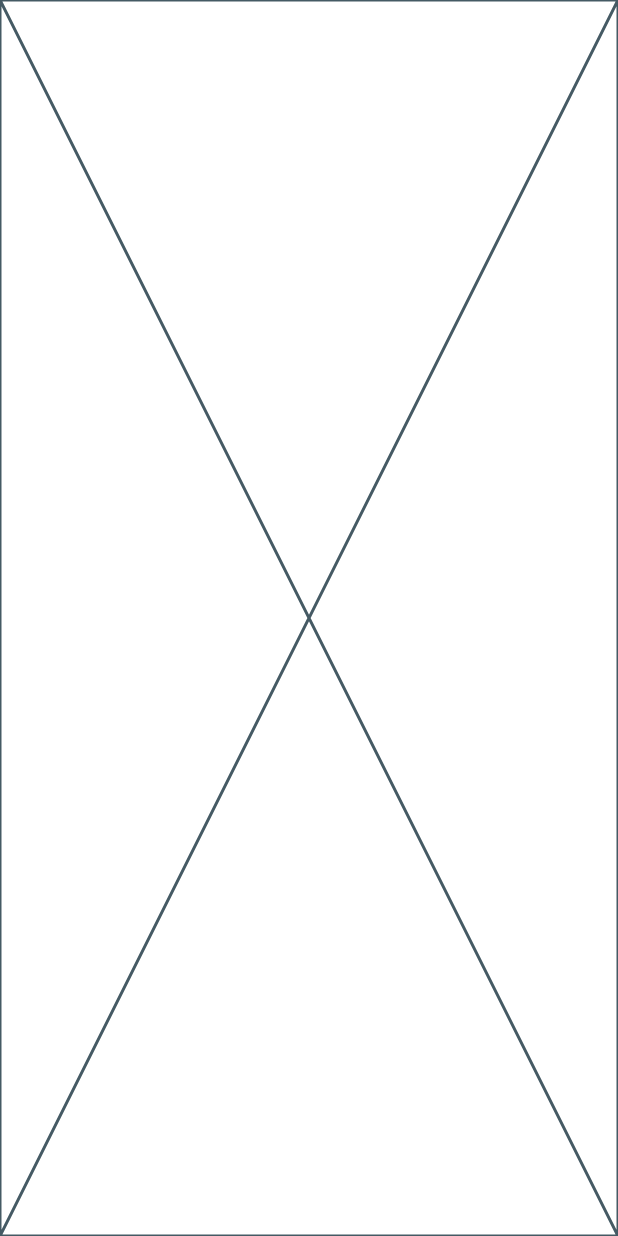
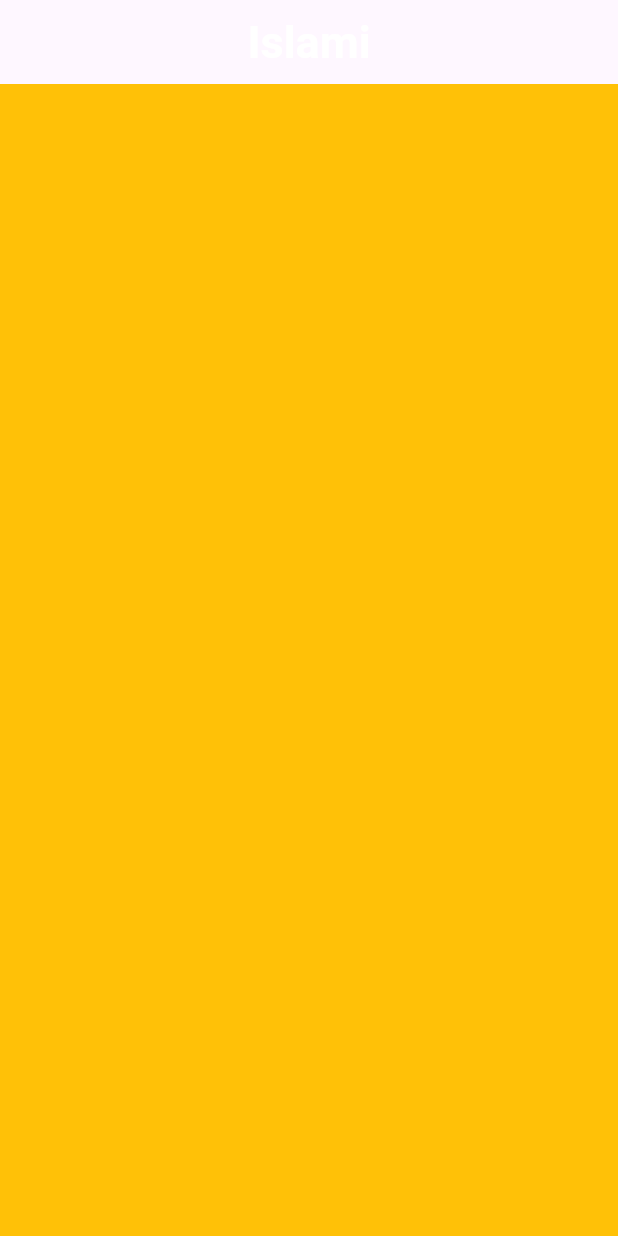
Before and after one commit to YAYAISMAIL/Flutter-Project----islamy_app_recap, a Flutter app: the screen it shows after launch, on a phone screen of 412 x 824 dp. Run offline on Flutter 3.47's test engine with Material 3 defaults, Android fonts, the phone set to English and light mode, and no system bars.

Commit message:
2- Add StyleSheet - HomeScreen dart file empty

```diff
--- /dev/null
+++ b/lib/Home/home_screen.dart
@@ -0,0 +1,19 @@
+import 'package:flutter/material.dart';
+
+class HomeScreen extends StatelessWidget {
+  static const String routeName = "HomeScreen";
+
+  const HomeScreen({super.key});
+
+  @override
+  Widget build(BuildContext context) {
+    return Scaffold(
+      appBar: AppBar(
+        title: Text("Islami"),
+      ),
+      body: Container(
+        color: Colors.amber,
+      ),
+    );
+  }
+}
--- a/lib/main.dart
+++ b/lib/main.dart
@@ -1,4 +1,6 @@
 import 'package:flutter/material.dart';
+import 'package:islamy_app_re_cap/Home/home_screen.dart';
+import 'package:islamy_app_re_cap/style.dart';
 
 void main() {
   runApp(const MyApp());
@@ -9,6 +11,13 @@ class MyApp extends StatelessWidget {
 
   @override
   Widget build(BuildContext context) {
-    return const Placeholder();
+    return MaterialApp(
+      debugShowCheckedModeBanner: false,
+      locale: Locale("en"),
+      title: "Islamy App",
+      theme: MyTheme.myTheme,
+      routes: {HomeScreen.routeName: (context) => HomeScreen()},
+      initialRoute: HomeScreen.routeName,
+    );
   }
 }
--- /dev/null
+++ b/lib/style.dart
@@ -0,0 +1,52 @@
+import 'package:flutter/material.dart';
+
+class MyTheme {
+  //Light Mode Color:
+  static const Color primaryColorLightMode = Color(0xffB7935F);
+  static const Color selectedItemColorLightMode = Color(0xff242424);
+  static const Color unSelectedItemColorLightMode = Color(0xffffffff);
+  static const Color fontColorLightMode = Color(0xff242424);
+  static const Color btnFontColorLightMode = Color(0xffFFFFFF);
+  static const Color iconColorLightMode = Color(0xffB7935F);
+  static const Color navBarColorLightMode = Color(0xffB7935F);
+
+  //Dark Mode Color:
+  static const Color primaryColorDarkMode = Color(0xffB7935F);
+  static const Color selectedItemColorDarkMode = Color(0xff242424);
+  static const Color unSelectedItemColorDarkMode = Color(0xffffffff);
+  static const Color fontColorDarkMode = Color(0xff242424);
+  static const Color btnFontColorDarkMode = Color(0xffFFFFFF);
+  static const Color iconColorDarkMode = Color(0xffB7935F);
+  static const Color navBarColorDarkMode = Color(0xffB7935F);
+
+  static ThemeData myTheme = ThemeData(
+      //AppBar Style
+      appBarTheme: const AppBarTheme(
+        titleTextStyle: TextStyle(
+          fontSize: 30,
+          fontWeight: FontWeight.bold,
+        ),
+        color: Colors.transparent,
+        elevation: 0,
+        centerTitle: true,
+      ),
+
+      //NavBar Style
+      bottomNavigationBarTheme: const BottomNavigationBarThemeData(
+        selectedItemColor: selectedItemColorLightMode,
+        unselectedItemColor: unSelectedItemColorDarkMode,
+        selectedIconTheme: IconThemeData(size: 30),
+        unselectedIconTheme: IconThemeData(size: 25),
+      ),
+
+      //Text Style:-
+      // 1- title (Large- Medium -Small)
+      // 2- body (Medium -Small)
+      textTheme: const TextTheme(
+        titleLarge: TextStyle(fontSize: 30, fontWeight: FontWeight.bold),
+        titleMedium: TextStyle(fontSize: 25, fontWeight: FontWeight.bold),
+        titleSmall: TextStyle(fontSize: 25),
+        bodyMedium: TextStyle(fontSize: 20),
+        bodySmall: TextStyle(fontSize: 12),
+      ));
+}
```
